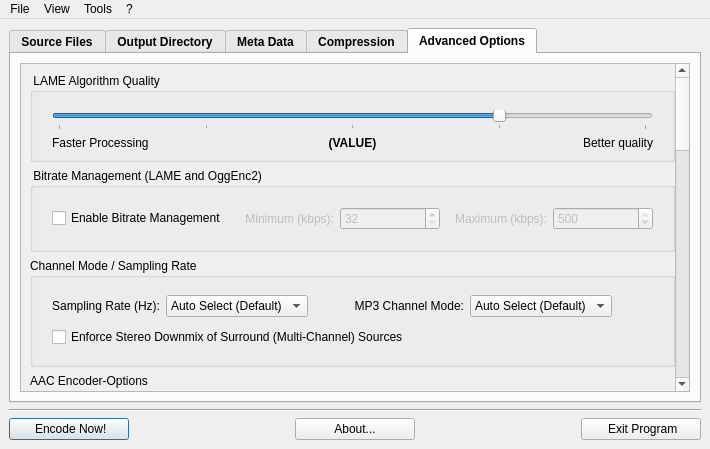
Qt form LameXP_QT/gui/MainWindow.ui (manojkumardshenoy/mulder) before a commit.
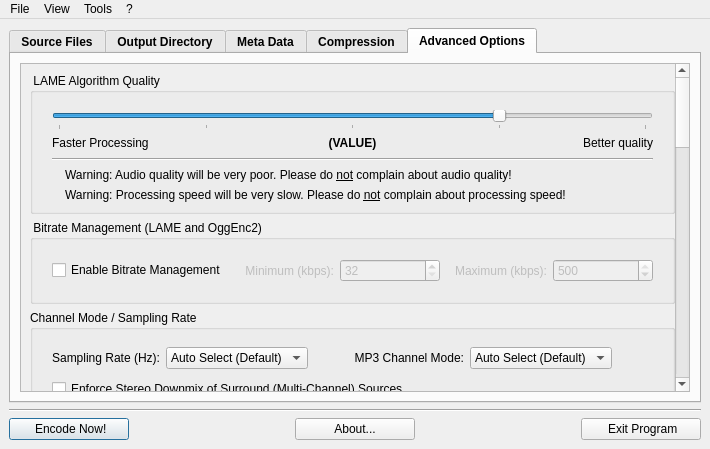
The same form after that commit. The open tabs and pages were chosen to show the change. Icons and pictures are not drawn.

Patch:
```diff
--- a/LameXP_QT/gui/MainWindow.ui
+++ b/LameXP_QT/gui/MainWindow.ui
@@ -1100,7 +1100,7 @@
                <x>0</x>
                <y>0</y>
                <width>604</width>
-               <height>1426</height>
+               <height>1486</height>
               </rect>
              </property>
              <layout class="QGridLayout" name="gridLayout_22">
@@ -1368,6 +1368,82 @@
                        </property>
                       </widget>
                      </item>
+                     <item row="4" column="1" colspan="3">
+                      <layout class="QHBoxLayout" name="horizontalLayout_8">
+                       <item>
+                        <widget class="QLabel" name="labelLameAlgoQualityWarningIcon">
+                         <property name="text">
+                          <string/>
+                         </property>
+                         <property name="pixmap">
+                          <pixmap resource="../res/Icons.qrc">:/icons/exclamation.png</pixmap>
+                         </property>
+                        </widget>
+                       </item>
+                       <item>
+                        <widget class="QLabel" name="labelLameAlgoQualityWarning">
+                         <property name="sizePolicy">
+                          <sizepolicy hsizetype="Expanding" vsizetype="Preferred">
+                           <horstretch>0</horstretch>
+                           <verstretch>0</verstretch>
+                          </sizepolicy>
+                         </property>
+                         <property name="text">
+                          <string>Warning: Audio quality will be very poor. Please do &lt;u&gt;not&lt;/u&gt; complain about audio quality!</string>
+                         </property>
+                        </widget>
+                       </item>
+                      </layout>
+                     </item>
+                     <item row="5" column="1" colspan="3">
+                      <layout class="QHBoxLayout" name="horizontalLayout_9">
+                       <item>
+                        <widget class="QLabel" name="labelLameAlgoQualityNoticeIcon">
+                         <property name="text">
+                          <string/>
+                         </property>
+                         <property name="pixmap">
+                          <pixmap resource="../res/Icons.qrc">:/icons/error.png</pixmap>
+                         </property>
+                        </widget>
+                       </item>
+                       <item>
+                        <widget class="QLabel" name="labelLameAlgoQualityNotice">
+                         <property name="sizePolicy">
+                          <sizepolicy hsizetype="Expanding" vsizetype="Preferred">
+                           <horstretch>0</horstretch>
+                           <verstretch>0</verstretch>
+                          </sizepolicy>
+                         </property>
+                         <property name="text">
+                          <string>Warning: Processing speed will be very slow. Please do &lt;u&gt;not&lt;/u&gt; complain about processing speed!</string>
+                         </property>
+                        </widget>
+                       </item>
+                      </layout>
+                     </item>
+                     <item row="3" column="1" colspan="3">
+                      <widget class="QFrame" name="labelLameAlgoQualitySpacer">
+                       <property name="minimumSize">
+                        <size>
+                         <width>0</width>
+                         <height>6</height>
+                        </size>
+                       </property>
+                       <property name="maximumSize">
+                        <size>
+                         <width>16777215</width>
+                         <height>6</height>
+                        </size>
+                       </property>
+                       <property name="frameShape">
+                        <enum>QFrame::HLine</enum>
+                       </property>
+                       <property name="frameShadow">
+                        <enum>QFrame::Sunken</enum>
+                       </property>
+                      </widget>
+                     </item>
                     </layout>
                    </item>
                   </layout>
```
